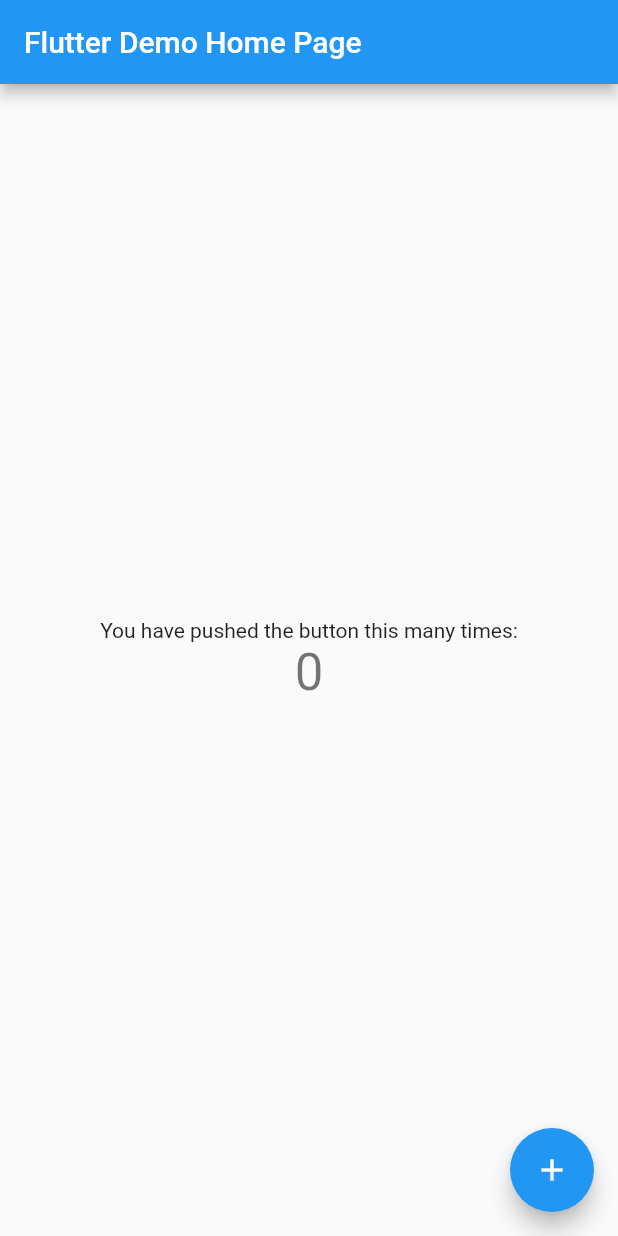
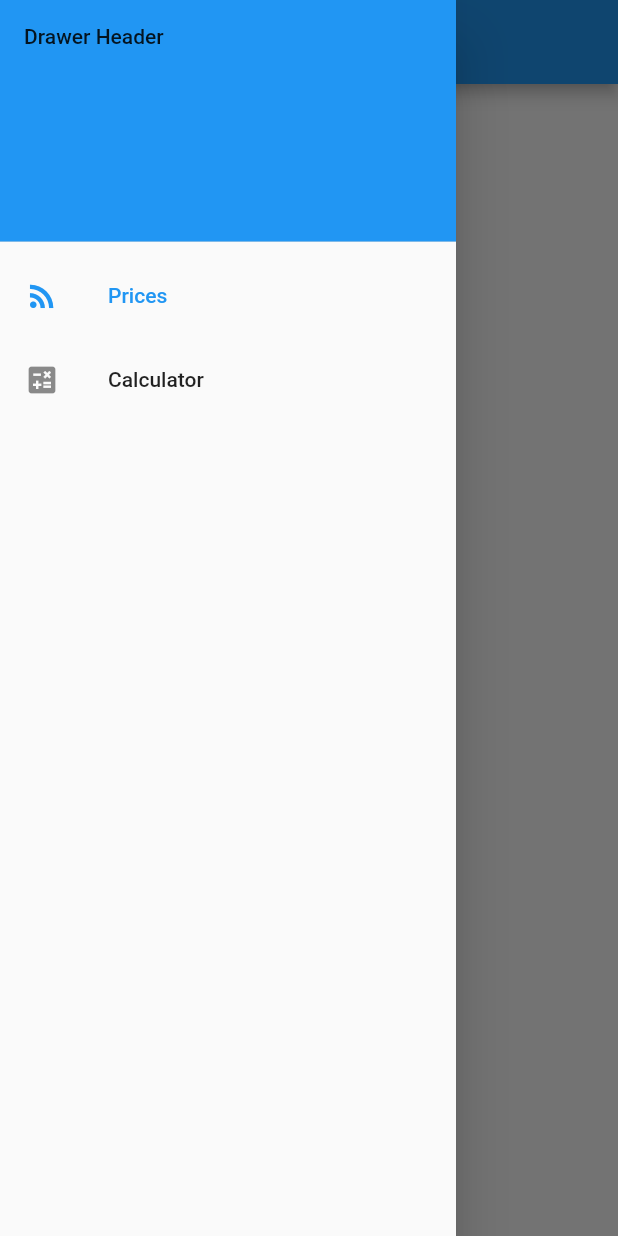
Before and after one commit to benjoboy/fuel_prices, a Flutter app: the screen it shows after launch, with the side drawer open (before the commit the screen has no drawer), on a phone screen of 412 x 824 dp. Run offline on Flutter 3.47's test engine with Material 2 defaults, Android fonts, the phone set to English and light mode, and no system bars.

Commit message:
drawer with changing pages

```diff
--- a/lib/main.dart
+++ b/lib/main.dart
@@ -1,4 +1,6 @@
 import 'package:flutter/material.dart';
+
+import './widgets/home_page.dart';
 
 void main() {
   runApp(const MyApp());
@@ -7,109 +9,10 @@
 class MyApp extends StatelessWidget {
   const MyApp({Key? key}) : super(key: key);
 
-  // This widget is the root of your application.
   @override
   Widget build(BuildContext context) {
-    return MaterialApp(
-      title: 'Flutter Demo',
-      theme: ThemeData(
-        // This is the theme of your application.
-        //
-        // Try running your application with "flutter run". You'll see the
-        // application has a blue toolbar. Then, without quitting the app, try
-        // changing the primarySwatch below to Colors.green and then invoke
-        // "hot reload" (press "r" in the console where you ran "flutter run",
-        // or simply save your changes to "hot reload" in a Flutter IDE).
-        // Notice that the counter didn't reset back to zero; the application
-        // is not restarted.
-        primarySwatch: Colors.blue,
-      ),
-      home: const MyHomePage(title: 'Flutter Demo Home Page'),
+    return const MaterialApp(
+      home: HomePage(),
     );
   }
 }
-
-class MyHomePage extends StatefulWidget {
-  const MyHomePage({Key? key, required this.title}) : super(key: key);
-
-  // This widget is the home page of your application. It is stateful, meaning
-  // that it has a State object (defined below) that contains fields that affect
-  // how it looks.
-
-  // This class is the configuration for the state. It holds the values (in this
-  // case the title) provided by the parent (in this case the App widget) and
-  // used by the build method of the State. Fields in a Widget subclass are
-  // always marked "final".
-
-  final String title;
-
-  @override
-  State<MyHomePage> createState() => _MyHomePageState();
-}
-
-class _MyHomePageState extends State<MyHomePage> {
-  int _counter = 0;
-
-  void _incrementCounter() {
-    setState(() {
-      // This call to setState tells the Flutter framework that something has
-      // changed in this State, which causes it to rerun the build method below
-      // so that the display can reflect the updated values. If we changed
-      // _counter without calling setState(), then the build method would not be
-      // called again, and so nothing would appear to happen.
-      _counter= _counter + 1;
-    });
-  }
-
-  @override
-  Widget build(BuildContext context) {
-    // This method is rerun every time setState is called, for instance as done
-    // by the _incrementCounter method above.
-    //
-    // The Flutter framework has been optimized to make rerunning build methods
-    // fast, so that you can just rebuild anything that needs updating rather
-    // than having to individually change instances of widgets.
-    return Scaffold(
-      appBar: AppBar(
-        // Here we take the value from the MyHomePage object that was created by
-        // the App.build method, and use it to set our appbar title.
-        title: Text(widget.title),
-      ),
-      body: Center(
-        // Center is a layout widget. It takes a single child and positions it
-        // in the middle of the parent.
-        child: Column(
-          // Column is also a layout widget. It takes a list of children and
-          // arranges them vertically. By default, it sizes itself to fit its
-          // children horizontally, and tries to be as tall as its parent.
-          //
-          // Invoke "debug painting" (press "p" in the console, choose the
-          // "Toggle Debug Paint" action from the Flutter Inspector in Android
-          // Studio, or the "Toggle Debug Paint" command in Visual Studio Code)
-          // to see the wireframe for each widget.
-          //
-          // Column has various properties to control how it sizes itself and
-          // how it positions its children. Here we use mainAxisAlignment to
-          // center the children vertically; the main axis here is the vertical
-          // axis because Columns are vertical (the cross axis would be
-          // horizontal).
-          mainAxisAlignment: MainAxisAlignment.center,
-          children: <Widget>[
-            const Text(
-              'You have pushed the button this many times:',
-            ),
-            Text(
-              '$_counter',
-              style: Theme.of(context).textTheme.headline4,
-            ),
-          ],
-        ),
-      ),
-      floatingActionButton: FloatingActionButton(
-        onPressed: _incrementCounter,
-        tooltip: 'Increment',
-        child: const Icon(Icons.add),
-      ), // This trailing comma makes auto-formatting nicer for build methods.
-    );
-  }
-}
--- /dev/null
+++ b/lib/widgets/drawer_item.dart
@@ -0,0 +1,7 @@
+import 'package:flutter/material.dart';
+
+class DrawerItem {
+  final String title;
+  final IconData icon;
+  const DrawerItem(this.title, this.icon);
+}
--- /dev/null
+++ b/lib/widgets/fuel_prices.dart
@@ -0,0 +1,15 @@
+import 'package:flutter/material.dart';
+
+class FuelPrices extends StatefulWidget {
+  const FuelPrices({Key? key}) : super(key: key);
+
+  @override
+  _FuelPricesState createState() => _FuelPricesState();
+}
+
+class _FuelPricesState extends State<FuelPrices> {
+  @override
+  Widget build(BuildContext context) {
+    return Container(child: const Text('prices'));
+  }
+}
--- /dev/null
+++ b/lib/widgets/home_page.dart
@@ -0,0 +1,71 @@
+import 'package:flutter/material.dart';
+import 'package:fuel_prices/widgets/drawer_item.dart';
+import 'package:fuel_prices/widgets/fuel_prices.dart';
+
+class HomePage extends StatefulWidget {
+  const HomePage({Key? key}) : super(key: key);
+
+  static const drawerItems = [
+    DrawerItem("Prices", Icons.rss_feed),
+    DrawerItem("Calculator", Icons.calculate),
+  ];
+
+  @override
+  _HomePageState createState() => _HomePageState();
+}
+
+class _HomePageState extends State<HomePage> {
+  int _selectedDrawerIndex = 0;
+
+  _getDrawerItemWidget(int pos) {
+    switch (pos) {
+      case 0:
+        return const FuelPrices();
+      default:
+        return const Text('Error');
+    }
+  }
+
+  _onSelectItem(int index) {
+    setState(() => _selectedDrawerIndex = index);
+    Navigator.of(context).pop(); // close the drawer
+  }
+
+  @override
+  Widget build(BuildContext context) {
+    List<Widget> drawerOptions = [];
+    for (var i = 0; i < HomePage.drawerItems.length; i++) {
+      var d = HomePage.drawerItems[i];
+      drawerOptions.add(ListTile(
+        leading: Icon(d.icon),
+        title: Text(d.title),
+        selected: i == _selectedDrawerIndex,
+        onTap: () => _onSelectItem(i),
+      ));
+    }
+
+    return WillPopScope(
+        child: Scaffold(
+          appBar: AppBar(
+            title: Text(HomePage.drawerItems[_selectedDrawerIndex].title),
+          ),
+          drawer: Drawer(
+            child: ListView(
+              children: [
+                const DrawerHeader(
+                  decoration: BoxDecoration(
+                    color: Colors.blue,
+                  ),
+                  child: Text('Drawer Header'),
+                ),
+                Column(children: drawerOptions)
+              ],
+            ),
+          ),
+          body: _getDrawerItemWidget(_selectedDrawerIndex),
+        ),
+        onWillPop: () async {
+          return true;
+        });
+  }
+}
```
